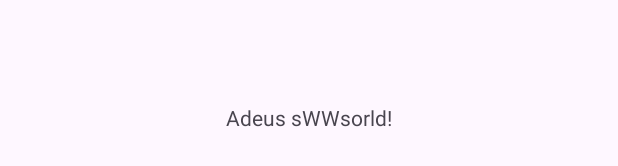
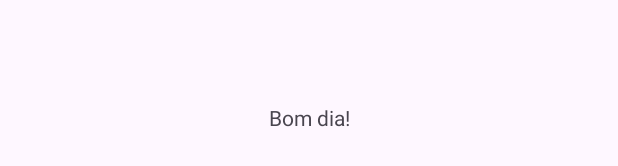
Before and after one commit to DavldMA/Shopping-List, an Android app: the layout activity_main.xml on its own in the app's theme, with its tools: preview values and no code run, on a phone screen of 412 x 824 dp. Shown: the part 501-667 px from the top of the screen. Run offline under Robolectric (Android 15) with nearby library versions, the phone set to English and light mode, and no system bars.

Commit message:
last test

```diff
--- a/app/src/main/res/layout/activity_main.xml
+++ b/app/src/main/res/layout/activity_main.xml
@@ -9,7 +9,7 @@
     <TextView
         android:layout_width="wrap_content"
         android:layout_height="wrap_content"
-        android:text="Adeus sWWsorld!"
+        android:text="Bom dia!"
         app:layout_constraintBottom_toBottomOf="parent"
         app:layout_constraintEnd_toEndOf="parent"
         app:layout_constraintStart_toStartOf="parent"
```
